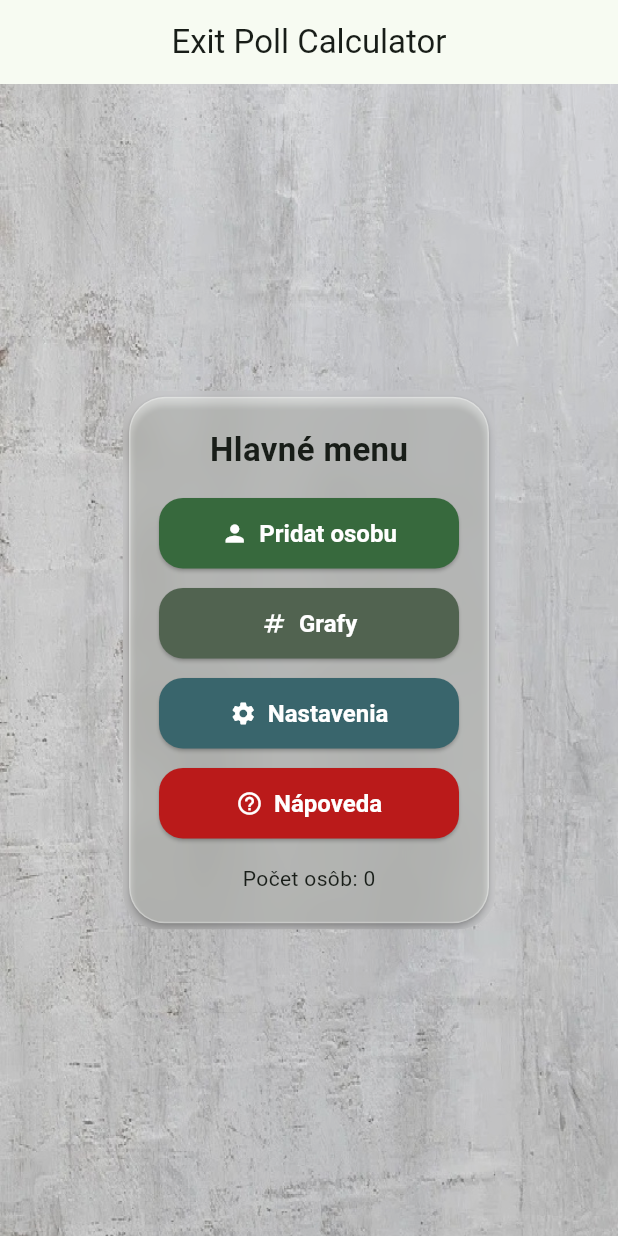
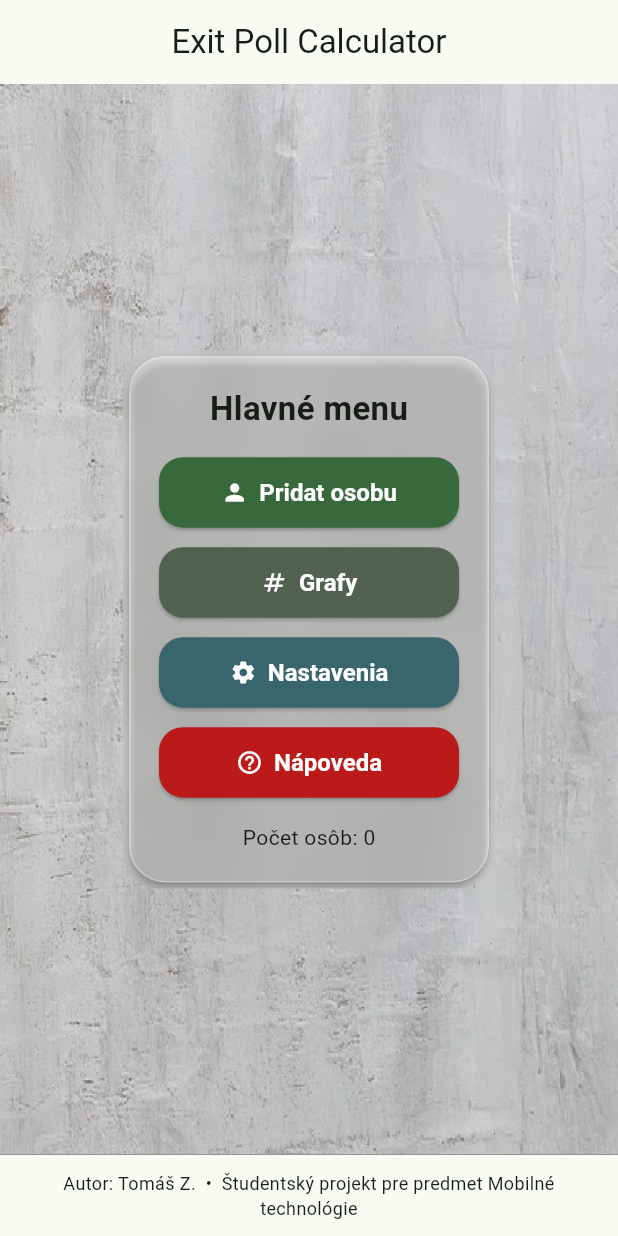
Before and after one commit to S4B4T0N/ExpitPollRequest, a Flutter app: the screen it shows after launch, on a phone screen of 412 x 824 dp. Run offline on Flutter 3.47's test engine with Material 3 defaults, Android fonts, the phone set to English and light mode, and no system bars; our stand-ins replace pie_chart, sqflite; missing offline and left inert: postgres; accounts and stored records are empty.

Commit message:
pridany futter

```diff
--- a/lib/main.dart
+++ b/lib/main.dart
@@ -55,8 +55,6 @@ class HomeScreen extends StatefulWidget {
 
 class _HomeScreenState extends State<HomeScreen> {
   bool _loaded = false;
-
-  // Auto-sync každých 15 sekúnd
   Timer? _autoSync;
 
   @override
@@ -204,6 +202,28 @@ class _HomeScreenState extends State<HomeScreen> {
           ),
         ],
       ),
+
+      // --- Footer mimo pozadia, pri spodnom okraji ---
+      bottomNavigationBar: SafeArea(
+        top: false,
+        child: Container(
+          decoration: BoxDecoration(
+            color: Theme.of(context).colorScheme.surface,
+            border: Border(
+              top: BorderSide(
+                color: Theme.of(context).dividerColor,
+                width: 0.5,
+              ),
+            ),
+          ),
+          padding: const EdgeInsets.symmetric(vertical: 10, horizontal: 16),
+          child: const Text(
+            'Autor: Tomáš Z.  •  Študentský projekt pre predmet Mobilné technológie',
+            textAlign: TextAlign.center,
+            style: TextStyle(fontSize: 12),
+          ),
+        ),
+      ),
     );
   }
 }
```
